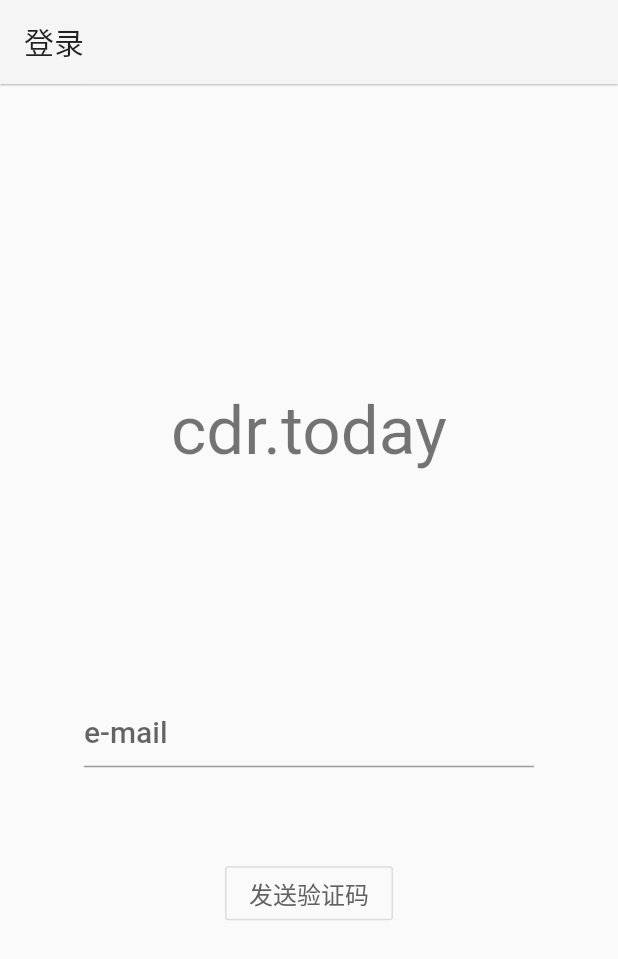
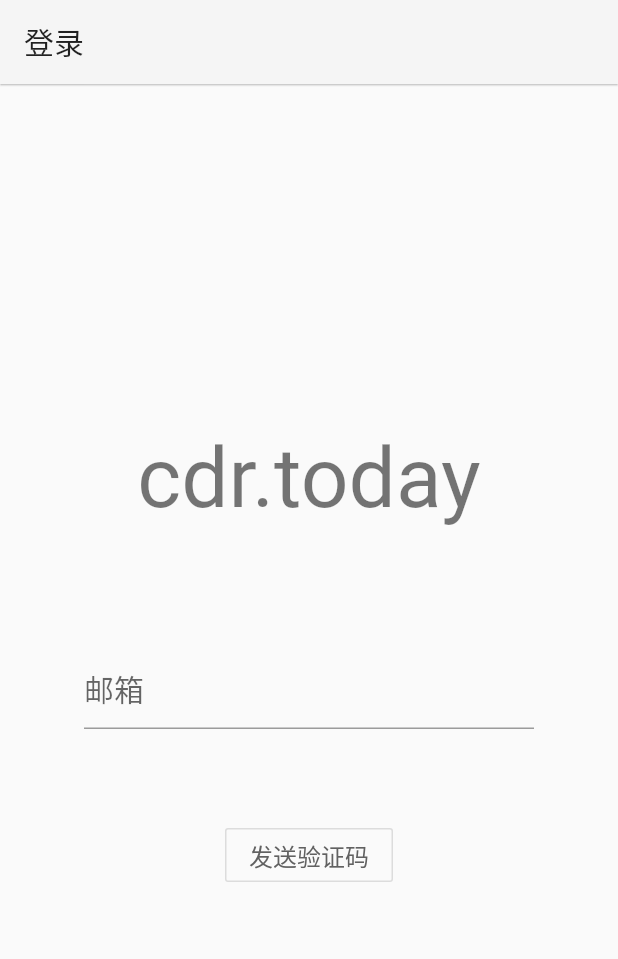
Before and after one commit to CdrToday/ct, a Flutter app: the screen it shows after launch, on a phone screen of 412 x 824 dp. Shown: the top 959 px of the screen. Run offline on Flutter 3.47's test engine with Material 2 defaults, Android fonts, the phone set to English and light mode, and no system bars; our stand-ins replace bloc, equatable, flutter_bloc, image_picker, rxdart, screenshot and 1 more; missing offline and left inert: esys_flutter_share, zefyr; statements that could not run were skipped.

```diff
--- a/lib/blocs/auth.dart
+++ b/lib/blocs/auth.dart
@@ -30,18 +30,27 @@ class VerifyBloc extends Bloc<VerifyEvent, VerifyState> {
       var res = await r.auth(mail: event.mail);
 
       if (res.statusCode == 200) {
-        yield CodeSentSucceed();
+        yield CodeSentSucceed(mail: event.mail);
       } else {
         yield CodeSentFailed();
       }
     } else if (event is VerifyCodeEvent) {
-      yield CodeSending();
-      var res = await r.authVerify(mail: event.mail, code: event.code);
+      String mail = (currentState as CodeSentSucceed).mail;
+      yield CodeVerifying(mail: mail);
+      var res = await r.authVerify(mail: mail, code: event.code);
 
       if (res.statusCode == 200) {
         yield CodeVerifiedSucceed();
       } else {
-        yield CodeVerifiedFailed();
+        yield CodeVerifiedFailed(mail: mail);
+      }
+    } else if (event is ResetCodeEvent) {
+      if (currentState is CodeSending) {
+        yield CodeSentFailed();
+      }
+    } else if (event is ResetVerifyEvent) {
+      if (currentState is CodeVerifying) {
+        yield CodeVerifiedTimeout(mail: (currentState as CodeVerifying).mail);
       }
     }
   }
@@ -58,6 +67,17 @@ class UnVerified extends VerifyState {
 }
 
 class CodeSending extends VerifyState {
+  final String mail;
+  CodeSending({ this.mail });
+
+  @override
+  String toString() => 'CodeSending';
+}
+
+class CodeVerifying extends VerifyState {
+  final String mail;
+  CodeVerifying({ this.mail });
+
   @override
   String toString() => 'CodeSending';
 }
@@ -68,6 +88,9 @@ class CodeSentFailed extends VerifyState {
 }
 
 class CodeSentSucceed extends VerifyState {
+  final String mail;
+  CodeSentSucceed({ this.mail });
+
   @override
   String toString() => 'CodeSentSucceed';
 }
@@ -78,8 +101,18 @@ class CodeVerifiedSucceed extends VerifyState {
 }
 
 class CodeVerifiedFailed extends VerifyState {
+  final String mail;
+  CodeVerifiedFailed({ this.mail });
+
   @override
   String toString() => 'CodeVerifiedFailed';
+}
+
+class CodeVerifiedTimeout extends VerifyState {
+  final String mail;
+  CodeVerifiedTimeout({ this.mail });
+  @override
+  String toString() => 'CodeVerifiedTimeout';
 }
 
 // --------------- events ----------------
@@ -94,10 +127,19 @@ class SendCodeEvent extends VerifyEvent {
 }
 
 class VerifyCodeEvent extends VerifyEvent {
-  final String mail;
   final String code;
-  VerifyCodeEvent({ this.mail, this.code });
+  VerifyCodeEvent({ this.code });
 
   @override
   String toString() => 'VerifyCodeEvent';
 }
+
+class ResetCodeEvent extends VerifyEvent {
+  @override
+  String toString() => 'ResetCodeEvent';
+}
+
+class ResetVerifyEvent extends VerifyEvent {
+  @override
+  String toString() => 'ResetVerifyEvent';
+}
--- a/lib/main.dart
+++ b/lib/main.dart
@@ -93,7 +93,7 @@ Route router(settings) {
     return FadeRoute(page: Article(args: args));
   } else if (r == '/user/verify') {
     final MailArgs args = settings.arguments;
-    return SlideRoute(page: Verify(mail: args.mail));
+    return FadeRoute(page: Verify(mail: args.mail));
   } else if (r == '/user/edit') {
     final ArticleArgs args = settings.arguments;
     return FadeRoute(page: Edit(args: args));
--- /dev/null
+++ b/lib/pages/.#login.dart
@@ -0,0 +1 @@
+mercury@Marianne.local.11951
--- a/lib/pages/login.dart
+++ b/lib/pages/login.dart
@@ -1,5 +1,6 @@
 import 'package:flutter/material.dart';
 import 'package:flutter_bloc/flutter_bloc.dart';
+import 'package:rxdart/rxdart.dart';
 import 'package:cdr_today/blocs/auth.dart';
 import 'package:cdr_today/widgets/snackers.dart';
 import 'package:cdr_today/navigations/args.dart';
@@ -13,8 +14,15 @@ class Login extends StatefulWidget {
 
 class _LoginState extends State<Login> {
   String _value = '';
+  String _code = '';
+  int _time = 60;
+
   void changeValue(String value) {
     setState(() { _value = value; });
+  }
+
+  void changeCode(String value) {
+    setState(() { _code = value; });
   }
 
   Widget build(BuildContext context) {
@@ -29,12 +37,12 @@ class _LoginState extends State<Login> {
             children: <Widget>[
               Text(
                 'cdr.today',
-                style: Theme.of(context).textTheme.display2
+                style: Theme.of(context).textTheme.display3
               ),
-              SizedBox(height: 150.0),
+              SizedBox(height: 80.0),
               TextField(
                 onChanged: changeValue,
-                decoration: InputDecoration(hintText: 'e-mail'),
+                decoration: InputDecoration(hintText: '邮箱'),
                 style: Theme.of(context).textTheme.title,
                 keyboardType: TextInputType.emailAddress,
               ),
@@ -47,7 +55,6 @@ class _LoginState extends State<Login> {
           margin: EdgeInsets.symmetric(horizontal: kToolbarHeight),
         ),
       ),
-      // resizeToAvoidBottomInset : false,
       onTap: () => FocusScope.of(context).requestFocus(new FocusNode())
     );
   }
@@ -63,15 +70,26 @@ sendCode(BuildContext context, String _email) {
           if (state is CodeSentFailed) {
             snacker(context, '邮件发送失败，请重试');
           } else if (state is CodeSentSucceed) {
-            Navigator.pushNamed(
-              context, '/user/verify',
-              arguments: MailArgs(mail: _email)
+            snacker(context, '邮件发送成功，请查收', color: Colors.black);
+            new Observable.timer(
+              "hi", new Duration(seconds: 1)
+            ).listen((i) {
+                Navigator.pushNamed(
+                  context, '/user/verify',
+                  arguments: MailArgs(mail: _email)
+                );
+              }
             );
           }
         },
         child: BlocBuilder<VerifyBloc, VerifyState>(
           builder: (context, state) {
             if (state is CodeSending) {
+              new Observable.timer(
+                "hi", new Duration(seconds: 10)
+              ).listen((i) {
+                  _bloc.dispatch(ResetCodeEvent());
+              });
               return CircularProgressIndicator();
             } else {
               return OutlineButton(
@@ -87,7 +105,7 @@ sendCode(BuildContext context, String _email) {
                     _bloc.dispatch(SendCodeEvent(mail: _email));
                   }
                 },
-                child: Text('发送验证码', style: TextStyle(fontSize: 16)),
+                child: Text("发送验证码", style: TextStyle(fontSize: 16)),
                 color: Theme.of(context).primaryColor,
               );
             }
```
Also changed, not shown: lib/pages/verify.dart (+21 -8 lines).
